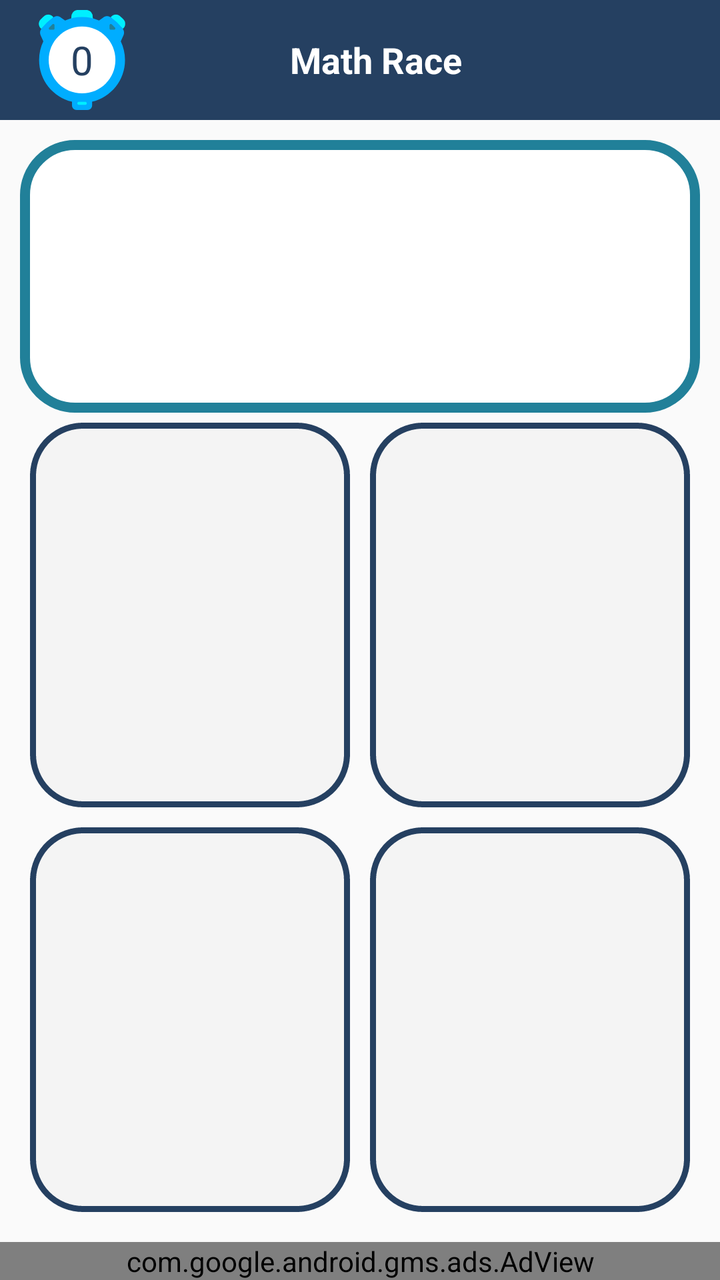
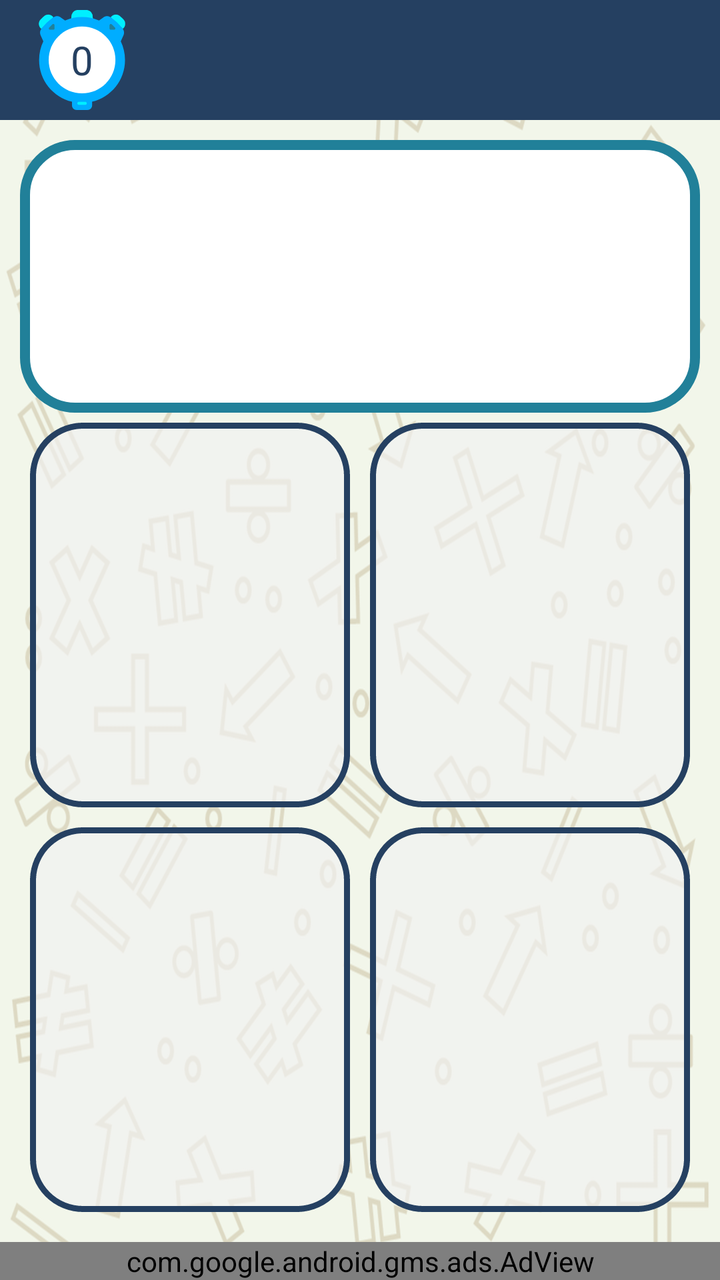

An Android layout rendered at two revisions. The XML below is the earlier revision; the diff shows what the commit changed to produce the second picture.
<!-- AndroidManifest.xml: application theme AppTheme -->
<!-- res/layout/activity_quiz.xml -->
<?xml version="1.0" encoding="utf-8"?>
<RelativeLayout xmlns:android="http://schemas.android.com/apk/res/android"
    xmlns:app="http://schemas.android.com/apk/res-auto"
    xmlns:tools="http://schemas.android.com/tools"
    android:layout_width="match_parent"
    android:layout_height="match_parent"
    android:layoutDirection="ltr"
    tools:context=".UI.QuizActivity">

    <android.support.v7.widget.Toolbar
        android:id="@+id/quiz_toolbar"
        android:layout_width="match_parent"
        android:layout_height="wrap_content"
        android:layout_alignParentTop="true"
        android:background="@color/colorPrimary">

        <RelativeLayout
            android:layout_width="match_parent"
            android:layout_height="match_parent"
            android:layout_marginTop="5dp"
            android:layout_marginBottom="5dp">

            <TextView
                android:id="@+id/quiz_tv_score"
                android:layout_width="wrap_content"
                android:layout_height="wrap_content"
                android:layout_alignParentTop="true"
                android:layout_centerHorizontal="true"
                android:layout_centerVertical="true"
                android:gravity="center_horizontal"
                android:text="@string/app_name"
                android:textColor="@color/colorWhite"
                android:textSize="18sp"
                android:textStyle="bold" />

            <TextView
                android:id="@+id/quiz_tv_timer"
                android:layout_width="50dp"
                android:layout_height="50dp"
                android:layout_alignParentLeft="true"
                android:layout_centerVertical="true"
                android:background="@drawable/ic_chronometer"
                android:gravity="center"
                android:text="0"
                android:textColor="@color/colorPrimaryDark"
                android:textSize="20sp" />
        </RelativeLayout>
    </android.support.v7.widget.Toolbar>

    <LinearLayout
        android:id="@+id/quiz_quiz_layout"
        android:layout_width="match_parent"
        android:layout_height="match_parent"
        android:layout_above="@id/adView"
        android:layout_below="@id/quiz_toolbar"
        android:orientation="vertical"
        android:padding="10dp">

        <TextView
            android:id="@+id/quiz_tv_question"
            android:layout_width="match_parent"
            android:layout_height="wrap_content"
            android:layout_weight="1"
            android:background="@drawable/question_background"
            android:gravity="center"
            android:text=""
            android:textSize="30sp" />

        <LinearLayout
            android:layout_width="match_parent"
            android:layout_height="wrap_content"
            android:layout_weight="1.5"
            android:orientation="horizontal"
            android:weightSum="2">

            <Button
                android:id="@+id/quiz_btn_answer1"
                android:layout_width="0dp"
                android:layout_height="match_parent"
                android:layout_margin="5dp"
                android:layout_weight="1"
                android:background="@drawable/answers_background"
                android:text=""
                android:textSize="32sp"
                android:textStyle="bold" />

            <Button
                android:id="@+id/quiz_btn_answer2"
                android:layout_width="0dp"
                android:layout_height="match_parent"
                android:layout_margin="5dp"
                android:layout_weight="1"
                android:background="@drawable/answers_background"
                android:text=""
                android:textSize="32sp"
                android:textStyle="bold" />
        </LinearLayout>

        <LinearLayout
            android:layout_width="match_parent"
            android:layout_height="wrap_content"
            android:layout_weight="1.5"
            android:orientation="horizontal">

            <Button
                android:id="@+id/quiz_btn_answer3"
                android:layout_width="0dp"
                android:layout_height="match_parent"
                android:layout_margin="5dp"
                android:layout_weight="1"
                android:background="@drawable/answers_background"
                android:text=""
                android:textSize="32sp"
                android:textStyle="bold" />

            <Button
                android:id="@+id/quiz_btn_answer4"
                android:layout_width="0dp"
                android:layout_height="match_parent"
                android:layout_margin="5dp"
                android:layout_weight="1"
                android:background="@drawable/answers_background"
                android:text=""
                android:textSize="32sp"
                android:textStyle="bold" />
        </LinearLayout>
    </LinearLayout>

    <com.google.android.gms.ads.AdView xmlns:ads="http://schemas.android.com/apk/res-auto"
        android:id="@+id/adView"
        android:layout_width="match_parent"
        android:layout_height="wrap_content"
        android:layout_alignParentBottom="true"
        android:layout_centerHorizontal="true"
        ads:adSize="SMART_BANNER"
        ads:adUnitId="ca-app-pub-3940256099942544/6300978111" />
</RelativeLayout>
<!-- resources referenced by this layout -->
<resources>
  <color name="colorPrimary">#254061</color>
  <color name="colorPrimaryDark">#254061</color>
  <color name="colorWhite">#FFF</color>
  <!-- drawable answers_background (drawable) -->
  <?xml version="1.0" encoding="utf-8"?>
  <shape xmlns:android="http://schemas.android.com/apk/res/android">
      <corners android:radius="25dp" />
      <solid android:color="#AAf2f2f2"/>
      <stroke
          android:color="@color/colorPrimaryDark"
          android:width="3dp"
          android:dashWidth="5dp" />
  </shape>
  <!-- drawable ic_chronometer: vector/xml drawable (drawable, 2892 chars, omitted) -->
  <!-- drawable question_background (drawable) -->
  <?xml version="1.0" encoding="utf-8"?>
  <shape xmlns:android="http://schemas.android.com/apk/res/android">
      <solid android:color="@color/colorWhite" />
      <corners android:radius="25dp" />
      <stroke
          android:width="5dp"
          android:color="@color/dark_two" />
  </shape>
  <string name="app_name">Math Race</string>
  <style name="AppTheme" parent="Theme.AppCompat.Light.DarkActionBar">
          
          <item name="colorPrimary">@color/colorPrimary</item>
          <item name="colorPrimaryDark">@color/colorPrimaryDark</item>
          <item name="colorAccent">@color/colorAccent</item>
      </style>
  <color name="dark_two">#218099</color>
  <color name="colorAccent">#00adff</color>
</resources>

<!-- the commit's change to res/layout/activity_quiz.xml (unified diff, before → after) -->
@@ -5,6 +5,7 @@
     android:layout_width="match_parent"
     android:layout_height="match_parent"
     android:layoutDirection="ltr"
+    android:background="@drawable/app_background"
     tools:context=".UI.QuizActivity">
 
     <android.support.v7.widget.Toolbar
@@ -28,7 +29,7 @@
                 android:layout_centerHorizontal="true"
                 android:layout_centerVertical="true"
                 android:gravity="center_horizontal"
-                android:text="@string/app_name"
+                android:text=""
                 android:textColor="@color/colorWhite"
                 android:textSize="18sp"
                 android:textStyle="bold" />
@@ -133,5 +134,5 @@
         android:layout_alignParentBottom="true"
         android:layout_centerHorizontal="true"
         ads:adSize="SMART_BANNER"
-        ads:adUnitId="ca-app-pub-3940256099942544/6300978111" />
+        ads:adUnitId="@string/banner_id" />
 </RelativeLayout>
<!-- resource entries referenced after the edit -->
@@ -13,6 +13,7 @@
           android:width="3dp"
           android:dashWidth="5dp" />
   </shape>
+  <!-- drawable app_background: png bitmap (drawable-hdpi, 76013 bytes) -->
   <!-- drawable ic_chronometer: vector/xml drawable (drawable, 2892 chars, omitted) -->
   <!-- drawable question_background (drawable) -->
   <?xml version="1.0" encoding="utf-8"?>
@@ -23,7 +24,7 @@
           android:width="5dp"
           android:color="@color/dark_two" />
   </shape>
-  <string name="app_name">Math Race</string>
+  <string name="banner_id">ca-app-pub-1466874792315947/2269505814</string>
   <style name="AppTheme" parent="Theme.AppCompat.Light.DarkActionBar">
           
           <item name="colorPrimary">@color/colorPrimary</item>
